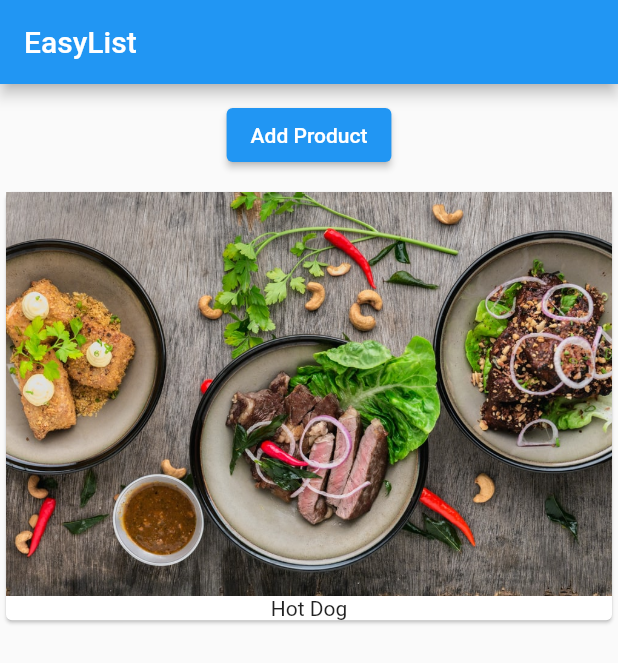
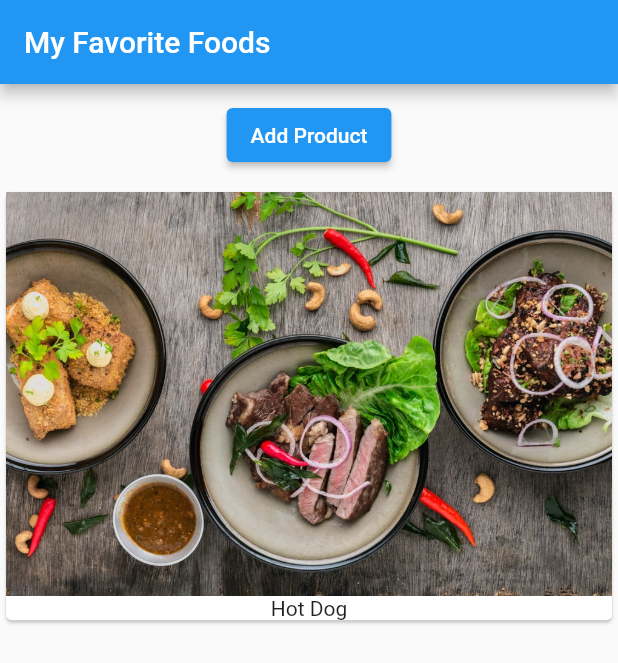
Before and after one commit to GabrieRabelo/flutter_academind, a Flutter app: the screen it shows after launch, on a phone screen of 412 x 824 dp. Shown: the top 663 px of the screen. Run offline on Flutter 3.47's test engine with Material 2 defaults, Android fonts, the phone set to English and light mode, and no system bars.

Commit message:
separates card widget into a new dart file

```diff
--- a/lib/main.dart
+++ b/lib/main.dart
@@ -1,4 +1,5 @@
 import 'package:flutter/material.dart';
+import 'package:flutter_academind/products.dart';
 
 void main() => runApp(MyApp());
 
@@ -19,7 +20,7 @@ class _MyAppState extends State<MyApp> {
     return MaterialApp(
       home: Scaffold(
           appBar: AppBar(
-            title: Text('EasyList'),
+            title: Text('My Favorite Foods'),
           ),
           body: Column(
             children: [
@@ -34,17 +35,7 @@ class _MyAppState extends State<MyApp> {
                   child: Text('Add Product'),
                 ),
               ),
-              Column(
-                children: _products.map((element) => Card(
-                  child: Column(
-                    children: <Widget>[
-                      Image.asset('assets/food.jpeg'),
-                      Text(element)
-                    ],
-                  ),
-                ),/**/
-                ).toList(),
-              ),
+              Products(_products),
             ],
           )
       ),
--- /dev/null
+++ b/lib/products.dart
@@ -0,0 +1,24 @@
+import 'package:flutter/material.dart';
+
+class Products extends StatelessWidget {
+
+  final List<String> products;
+
+  Products(this.products);
+
+  @override
+  Widget build(BuildContext context) {
+    return Column(
+      children: products.map((element) => Card(
+        child: Column(
+          children: <Widget>[
+            Image.asset('assets/food.jpeg'),
+            Text(element)
+          ],
+        ),
+      ),/**/
+      ).toList(),
+    );
+  }
+
+}
```
